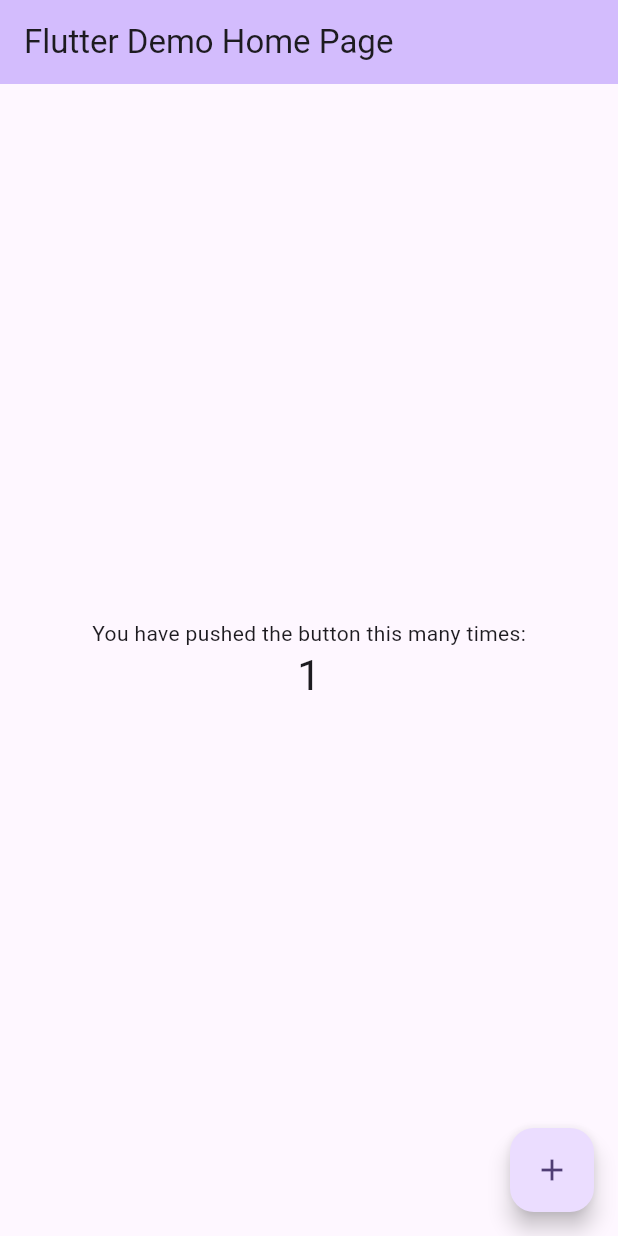
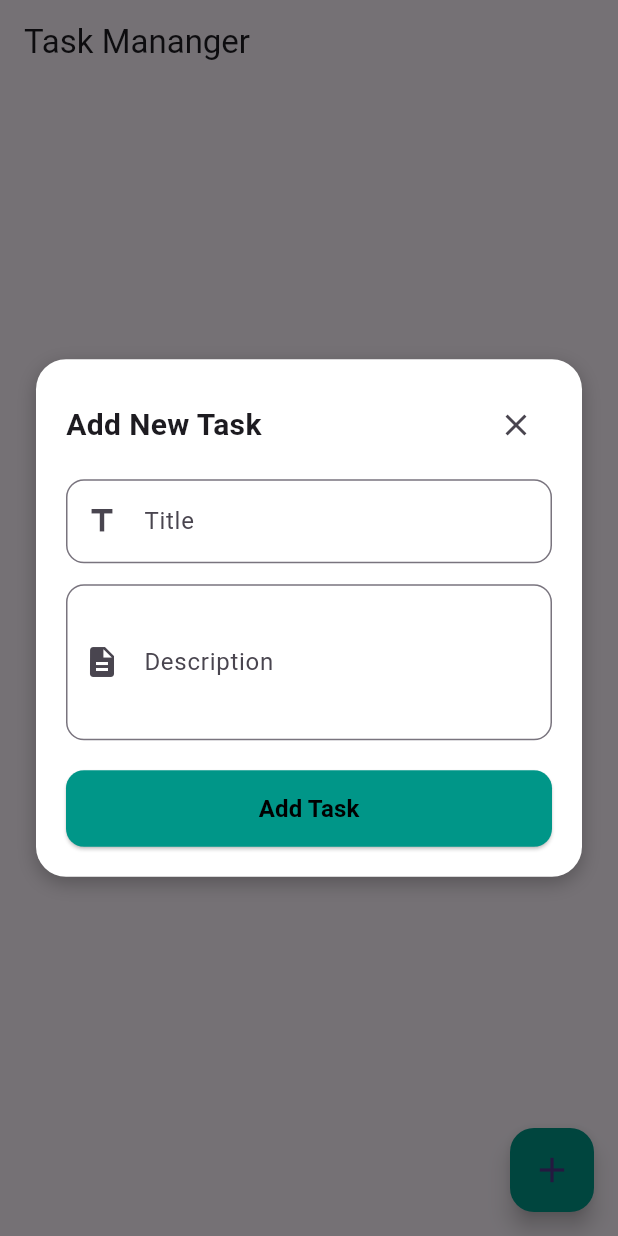
Before and after one commit to Gowtham-Mani407/todo_task, a Flutter app: the screen it shows after launch, after a tap on the "add" icon, on a phone screen of 412 x 824 dp. Run offline on Flutter 3.47's test engine with Material 3 defaults, Android fonts, the phone set to English and light mode, and no system bars; our stand-ins replace equatable, flutter_bloc.

Commit message:
initial commit with todo

```diff
--- /dev/null
+++ b/lib/bloc/task_bloc.dart
@@ -0,0 +1,29 @@
+import 'package:flutter_bloc/flutter_bloc.dart';
+import 'package:todo_task/model/taskmodel.dart';
+import 'task_event.dart';
+import 'task_state.dart';
+
+class TaskBloc extends Bloc<TaskEvent, TaskState> {
+  TaskBloc() : super(const TaskState()) {
+    on<AddTask>((event, emit) {
+      // final updated = List<Task>.from(state.tasks);
+      // updated.add(event.task);
+      List<Task>? updated = List.from(state.tasks)..add(event.task);
+      emit(state.copyWith(tasks: updated));
+    });
+
+    on<ToggleTask>((event, emit) {
+      final updated = state.tasks.map((task) {
+        return task.id == event.taskId
+            ? task.copyWith(isCompleted: !task.isCompleted)
+            : task;
+      }).toList();
+      emit(state.copyWith(tasks: updated));
+    });
+
+    on<DeleteTask>((event, emit) {
+      final updated = state.tasks.where((item) => item.id != event.taskId).toList();
+      emit(state.copyWith(tasks: updated));
+    });
+  }
+}
--- /dev/null
+++ b/lib/bloc/task_event.dart
@@ -0,0 +1,33 @@
+import 'package:equatable/equatable.dart';
+import 'package:todo_task/model/taskmodel.dart';
+
+abstract class TaskEvent extends Equatable {
+  const TaskEvent();
+
+  @override
+  List<Object?> get props => [];
+}
+
+class AddTask extends TaskEvent {
+  final Task task;
+  const AddTask(this.task);
+
+  @override
+  List<Object?> get props => [task];
+}
+
+class ToggleTask extends TaskEvent {
+  final String taskId;
+  const ToggleTask(this.taskId);
+
+  @override
+  List<Object?> get props => [taskId];
+}
+
+class DeleteTask extends TaskEvent {
+  final String taskId;
+  const DeleteTask(this.taskId);
+
+  @override
+  List<Object?> get props => [taskId];
+}
--- /dev/null
+++ b/lib/bloc/task_state.dart
@@ -0,0 +1,16 @@
+
+import 'package:equatable/equatable.dart';
+import 'package:todo_task/model/taskmodel.dart';
+
+class TaskState extends Equatable {
+  final List<Task> tasks;
+
+  const TaskState({this.tasks = const []});
+
+  TaskState copyWith({List<Task>? tasks}) {
+    return TaskState(tasks: tasks ?? this.tasks);
+  }
+
+  @override
+  List<Object?> get props => [tasks];
+}
--- a/lib/main.dart
+++ b/lib/main.dart
@@ -1,122 +1,24 @@
 import 'package:flutter/material.dart';
+import 'package:flutter_bloc/flutter_bloc.dart';
+import 'package:todo_task/view/screens/homescreen.dart';
+import 'bloc/task_bloc.dart';
 
 void main() {
-  runApp(const MyApp());
+  runApp(const ToDoApp());
 }
 
-class MyApp extends StatelessWidget {
-  const MyApp({super.key});
+class ToDoApp extends StatelessWidget {
+  const ToDoApp({super.key});
 
-  // This widget is the root of your application.
   @override
   Widget build(BuildContext context) {
-    return MaterialApp(
-      title: 'Flutter Demo',
-      theme: ThemeData(
-        // This is the theme of your application.
-        //
-        // TRY THIS: Try running your application with "flutter run". You'll see
-        // the application has a purple toolbar. Then, without quitting the app,
-        // try changing the seedColor in the colorScheme below to Colors.green
-        // and then invoke "hot reload" (save your changes or press the "hot
-        // reload" button in a Flutter-supported IDE, or press "r" if you used
-        // the command line to start the app).
-        //
-        // Notice that the counter didn't reset back to zero; the application
-        // state is not lost during the reload. To reset the state, use hot
-        // restart instead.
-        //
-        // This works for code too, not just values: Most code changes can be
-        // tested with just a hot reload.
-        colorScheme: ColorScheme.fromSeed(seedColor: Colors.deepPurple),
+    return BlocProvider(
+      create: (_) => TaskBloc(),
+      child: MaterialApp(
+        title: 'Task manager',
+        debugShowCheckedModeBanner: false,
+        home: const HomeScreen(),
       ),
-      home: const MyHomePage(title: 'Flutter Demo Home Page'),
     );
   }
 }
-
-class MyHomePage extends StatefulWidget {
-  const MyHomePage({super.key, required this.title});
-
-  // This widget is the home page of your application. It is stateful, meaning
-  // that it has a State object (defined below) that contains fields that affect
-  // how it looks.
-
-  // This class is the configuration for the state. It holds the values (in this
-  // case the title) provided by the parent (in this case the App widget) and
-  // used by the build method of the State. Fields in a Widget subclass are
-  // always marked "final".
-
-  final String title;
-
-  @override
-  State<MyHomePage> createState() => _MyHomePageState();
-}
-
-class _MyHomePageState extends State<MyHomePage> {
-  int _counter = 0;
-
-  void _incrementCounter() {
-    setState(() {
-      // This call to setState tells the Flutter framework that something has
-      // changed in this State, which causes it to rerun the build method below
-      // so that the display can reflect the updated values. If we changed
-      // _counter without calling setState(), then the build method would not be
-      // called again, and so nothing would appear to happen.
-      _counter++;
-    });
-  }
-
-  @override
-  Widget build(BuildContext context) {
-    // This method is rerun every time setState is called, for instance as done
-    // by the _incrementCounter method above.
-    //
-    // The Flutter framework has been optimized to make rerunning build methods
-    // fast, so that you can just rebuild anything that needs updating rather
-    // than having to individually change instances of widgets.
-    return Scaffold(
-      appBar: AppBar(
-        // TRY THIS: Try changing the color here to a specific color (to
-        // Colors.amber, perhaps?) and trigger a hot reload to see the AppBar
-        // change color while the other colors stay the same.
-        backgroundColor: Theme.of(context).colorScheme.inversePrimary,
-        // Here we take the value from the MyHomePage object that was created by
-        // the App.build method, and use it to set our appbar title.
-        title: Text(widget.title),
-      ),
-      body: Center(
-        // Center is a layout widget. It takes a single child and positions it
-        // in the middle of the parent.
-        child: Column(
-          // Column is also a layout widget. It takes a list of children and
-          // arranges them vertically. By default, it sizes itself to fit its
-          // children horizontally, and tries to be as tall as its parent.
-          //
-          // Column has various properties to control how it sizes itself and
-          // how it positions its children. Here we use mainAxisAlignment to
-          // center the children vertically; the main axis here is the vertical
-          // axis because Columns are vertical (the cross axis would be
-          // horizontal).
-          //
-          // TRY THIS: Invoke "debug painting" (choose the "Toggle Debug Paint"
-          // action in the IDE, or press "p" in the console), to see the
-          // wireframe for each widget.
-          mainAxisAlignment: MainAxisAlignment.center,
-          children: <Widget>[
-            const Text('You have pushed the button this many times:'),
-            Text(
-              '$_counter',
-              style: Theme.of(context).textTheme.headlineMedium,
-            ),
-          ],
-        ),
-      ),
-      floatingActionButton: FloatingActionButton(
-        onPressed: _incrementCounter,
-        tooltip: 'Increment',
-        child: const Icon(Icons.add),
-      ), // This trailing comma makes auto-formatting nicer for build methods.
-    );
-  }
-}
--- /dev/null
+++ b/lib/model/taskmodel.dart
@@ -0,0 +1,27 @@
+import 'package:equatable/equatable.dart';
+
+class Task extends Equatable {
+  final String id;
+  final String title;
+  final String description;
+  final bool isCompleted;
+
+  const Task({
+    required this.id,
+    required this.title,
+    required this.description,
+    this.isCompleted = false,
+  });
+
+  Task copyWith({String? title, String? description, bool? isCompleted}) {
+    return Task(
+      id: id,
+      title: title ?? this.title,
+      description: description ?? this.description,
+      isCompleted: isCompleted ?? this.isCompleted,
+    );
+  }
+
+  @override
+  List<Object?> get props => [id, title, description, isCompleted];
+}
--- /dev/null
+++ b/lib/view/screens/homescreen.dart
@@ -0,0 +1,72 @@
+import 'package:flutter/material.dart';
+import 'package:flutter_bloc/flutter_bloc.dart';
+import 'package:todo_task/bloc/task_bloc.dart';
+import 'package:todo_task/bloc/task_event.dart';
+import 'package:todo_task/bloc/task_state.dart';
+import 'package:todo_task/model/taskmodel.dart';
+import 'package:todo_task/view/widgets/addtaskdialog.dart';
+import 'package:todo_task/view/widgets/custom_row.dart';
+import 'package:uuid/uuid.dart';
+
+class HomeScreen extends StatelessWidget {
+  const HomeScreen({super.key});
+
+  @override
+  Widget build(BuildContext context) {
+    final titleController = TextEditingController();
+    final descController = TextEditingController();
+
+    void addTask() {
+      if (titleController.text.isNotEmpty) {
+        context.read<TaskBloc>().add(
+          AddTask(
+            Task(
+              id: const Uuid().v4(),
+              title: titleController.text,
+              description: descController.text,
+            ),
+          ),
+        );
+        titleController.clear();
+        descController.clear();
+        Navigator.pop(context);
+      } else {
+        ScaffoldMessenger.of(
+          context,
+        ).showSnackBar(const SnackBar(content: Text("Title cannot be empty")));
+      }
+    }
+
+    return Scaffold(
+      appBar: AppBar(title: const Text("Task Mananger")),
+      body: BlocBuilder<TaskBloc, TaskState>(
+        builder: (context, state) {
+          if (state.tasks.isEmpty) {
+            return const Center(child: Text("No tasks yet , add some!"));
+          }
+          return ListView.builder(
+            itemCount: state.tasks.length,
+            itemBuilder: (context, index) {
+              return CustomCard(task: state.tasks[index]);
+            },
+          );
+        },
+      ),
+      floatingActionButton: FloatingActionButton(
+        backgroundColor: Colors.teal,
+        onPressed: () {
+          showDialog(
+            context: context,
+            barrierColor: Colors.black54,
+            builder: (_) => AddTaskDialog(
+              titleController: titleController,
+              descController: descController,
+              onAdd: addTask,
+            ),
+          );
+        },
+        child: const Icon(Icons.add, size: 28),
+      ),
+    );
+  }
+}
--- /dev/null
+++ b/lib/view/widgets/addtaskdialog.dart
@@ -0,0 +1,103 @@
+import 'package:flutter/material.dart';
+
+class AddTaskDialog extends StatelessWidget {
+  final TextEditingController titleController;
+  final TextEditingController descController;
+  final VoidCallback onAdd;
+
+  const AddTaskDialog({
+    super.key,
+    required this.titleController,
+    required this.descController,
+    required this.onAdd,
+  });
+
+  @override
+  Widget build(BuildContext context) {
+    return Dialog(
+      backgroundColor: Colors.transparent,
+      insetPadding: const EdgeInsets.symmetric(horizontal: 24),
+      child: Container(
+        padding: const EdgeInsets.all(20),
+        decoration: BoxDecoration(
+          color: Colors.white,
+          borderRadius: BorderRadius.circular(20),
+          boxShadow: const [
+            BoxShadow(
+              color: Colors.black26,
+              blurRadius: 10,
+              offset: Offset(0, 4),
+            ),
+          ],
+        ),
+        child: Column(
+          mainAxisSize: MainAxisSize.min,
+          children: [
+            Row(
+              mainAxisAlignment: MainAxisAlignment.spaceBetween,
+              children: [
+                const Text(
+                  "Add New Task",
+                  style: TextStyle(
+                    fontSize: 20,
+                    fontWeight: FontWeight.bold,
+                  ),
+                ),
+                IconButton(
+                  icon: const Icon(Icons.close),
+                  onPressed: () => Navigator.pop(context),
+                ),
+              ],
+            ),
+            const SizedBox(height: 12),
+
+            TextField(
+              controller: titleController,
+              decoration: InputDecoration(
+                labelText: "Title",
+                hintText: "Enter task title",
+                border: OutlineInputBorder(
+                  borderRadius: BorderRadius.circular(12),
+                ),
+                prefixIcon: const Icon(Icons.title),
+              ),
+            ),
+            const SizedBox(height: 14),
+
+            TextField(
+              controller: descController,
+              maxLines: 3,
+              decoration: InputDecoration(
+                labelText: "Description",
+                hintText: "Enter task details",
+                border: OutlineInputBorder(
+                  borderRadius: BorderRadius.circular(12),
+                ),
+                prefixIcon: const Icon(Icons.description),
+              ),
+            ),
+            const SizedBox(height: 20),
+
+            SizedBox(
+              width: double.infinity,
+              child: ElevatedButton(
+                style: ElevatedButton.styleFrom(
+                  padding: const EdgeInsets.symmetric(vertical: 14),
+                  backgroundColor: Colors.teal,
+                  shape: RoundedRectangleBorder(
+                    borderRadius: BorderRadius.circular(12),
+                  ),
+                ),
+                onPressed: onAdd,
+                child:  Text(
+                  "Add Task",
+                  style: TextStyle(fontSize: 16, fontWeight: FontWeight.bold , color: Colors.black),
+                ),
+              ),
+            ),
+          ],
+        ),
+      ),
+    );
+  }
+}
--- a/pubspec.yaml
+++ b/pubspec.yaml
@@ -34,6 +34,9 @@ dependencies:
   # The following adds the Cupertino Icons font to your application.
   # Use with the CupertinoIcons class for iOS style icons.
   cupertino_icons: ^1.0.8
+  equatable: ^2.0.7
+  flutter_bloc: ^9.1.1
+  uuid: ^4.5.1
 
 dev_dependencies:
   flutter_test:
```
Also changed, not shown: lib/view/widgets/custom_row.dart (added, +110 -0 lines), pubspec.lock, 4 other files.
